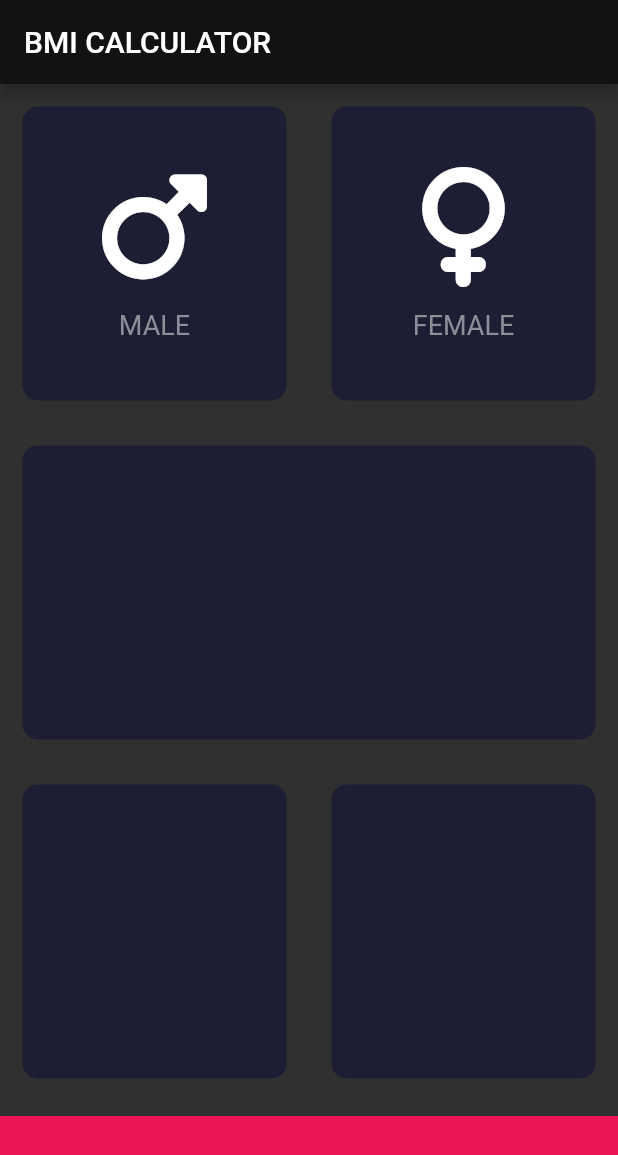
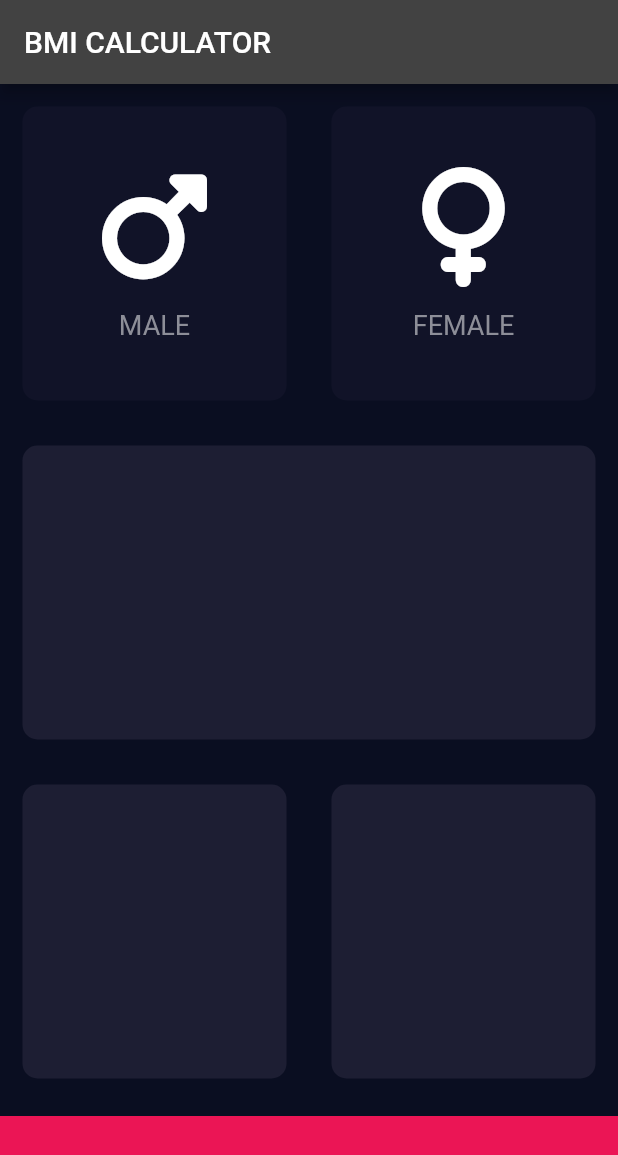
Before and after one commit to bahrulhikmi/bpm-flutter, a Flutter app: the screen it shows after launch, on a phone screen of 412 x 824 dp. Shown: the top 1155 px of the screen. Run offline on Flutter 3.47's test engine with Material 2 defaults, Android fonts, the phone set to English and light mode, and no system bars; our stand-ins replace font_awesome_flutter.

Commit message:
another update

```diff
--- a/lib/input_page.dart
+++ b/lib/input_page.dart
@@ -4,12 +4,43 @@ import 'package:font_awesome_flutter/font_awesome_flutter.dart';
 
 import 'icon_with_text.dart';
 
+const inactiveCardColour = Color(0xFF111328);
+const activeCardColour = Color(0xFF1D1E33);
+
 class InputPage extends StatefulWidget {
   @override
   _InputPageState createState() => _InputPageState();
 }
 
+
+
 class _InputPageState extends State<InputPage> {
+
+  Color maleCardColour = inactiveCardColour;
+  Color femaleCardColour = inactiveCardColour;
+
+  void updateColour(int gender){
+    //male card pressed
+    if(gender == 1){
+      if(maleCardColour == inactiveCardColour){
+        maleCardColour = activeCardColour;
+        femaleCardColour = inactiveCardColour;
+      }
+      else{
+        maleCardColour = inactiveCardColour;
+      }
+    }
+  else{
+      if(femaleCardColour == inactiveCardColour){
+        femaleCardColour = activeCardColour;
+        maleCardColour = inactiveCardColour;
+      }
+      else{
+        femaleCardColour = inactiveCardColour;
+      }
+    }
+  }
+
   @override
   Widget build(BuildContext context) {
     return Scaffold(
@@ -20,12 +51,28 @@ class _InputPageState extends State<InputPage> {
         children: <Widget>[
           Expanded(child: Row(
             children: <Widget>[
-              Expanded(child: ReusableCard(
-                cardChild: IconWithText(iconData: FontAwesomeIcons.mars, text: 'MALE',),
+              Expanded(child: GestureDetector(
+                onTap: () {
+                  setState(() {
+                    updateColour(1);
+                  });
+                },
+                child: ReusableCard(
+                  colour: maleCardColour,
+                  cardChild: IconWithText(iconData: FontAwesomeIcons.mars, text: 'MALE',),
+                ),
               )
               ),
-              Expanded(child: ReusableCard(
-                cardChild: IconWithText(iconData: FontAwesomeIcons.venus, text: 'FEMALE',),
+              Expanded(child: GestureDetector(
+                onTap: () {
+                  setState(() {
+                    updateColour(2);
+                  });
+                },
+                child: ReusableCard(
+                  colour: femaleCardColour,
+                  cardChild: IconWithText(iconData: FontAwesomeIcons.venus, text: 'FEMALE',),
+                ),
               )),
             ],
           )),
--- a/lib/main.dart
+++ b/lib/main.dart
@@ -8,8 +8,8 @@ class BMICalculator extends StatelessWidget {
   Widget build(BuildContext context) {
     return MaterialApp(
       theme: ThemeData.dark().copyWith(
-          primaryColor: Color(0xFF0A0E201),
-          colorScheme: ColorScheme.dark(background: Color(0xFF0A0E201))
+          primaryColor: Color(0xFF0A0E21),
+          scaffoldBackgroundColor: Color(0xFF0A0E21),
       ),
       home: InputPage(),
     );
--- a/pubspec.yaml
+++ b/pubspec.yaml
@@ -1,4 +1,4 @@
-name: bmi_calculator_flutter_2023
+name: bmi_calculator_flutter
 description: A new Flutter project.
 version: 1.0.0+1
 
```
